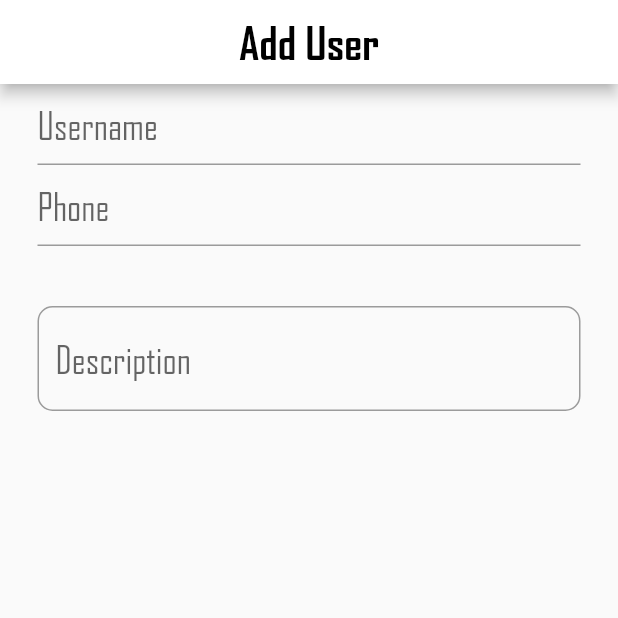
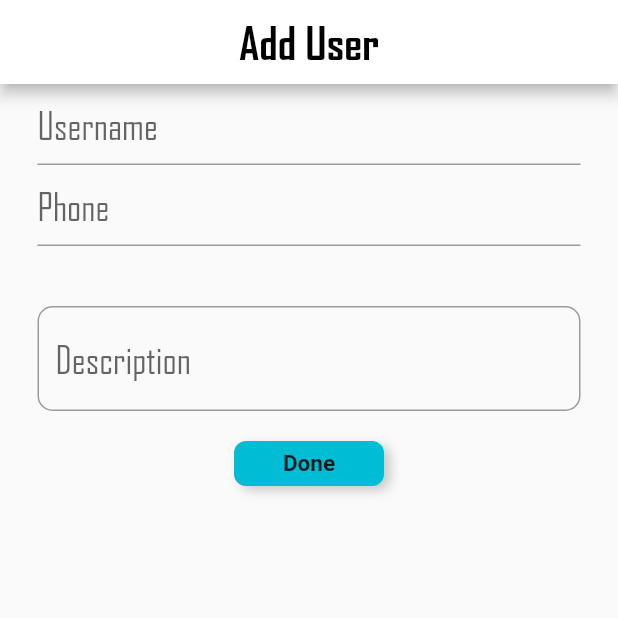
Before and after one commit to thinhle19/login_flutter, a Flutter app: the AddUserScreen screen opened by its route, on a phone screen of 412 x 824 dp, the top half of it. Run offline on Flutter 3.47's test engine with Material 2 defaults, Android fonts, the phone set to English and light mode, and no system bars.

```diff
--- a/lib/screens/add_user_screen.dart
+++ b/lib/screens/add_user_screen.dart
@@ -1,5 +1,8 @@
 import "package:flutter/material.dart";
+import 'package:login/models/user.dart';
+import 'package:login/models/user_model.dart';
 import 'package:login/widgets/my_text_field_item.dart';
+import 'package:provider/provider.dart';
 
 class AddUserScreen extends StatefulWidget {
   static const routeName = "/add-user";
@@ -9,6 +12,10 @@ class AddUserScreen extends StatefulWidget {
 }
 
 class _AddUserScreenState extends State<AddUserScreen> {
+  final nameController = TextEditingController();
+  final phoneController = TextEditingController();
+  final descriptionController = TextEditingController();
+
   @override
   Widget build(BuildContext context) {
     return SafeArea(
@@ -28,18 +35,21 @@ class _AddUserScreenState extends State<AddUserScreen> {
         ),
         body: SingleChildScrollView(
           child: Column(
-            mainAxisAlignment: MainAxisAlignment.center,
+            mainAxisSize: MainAxisSize.max,
             children: [
               MyTextFieldItem(
                 hintText: "Username",
+                controller: nameController,
               ),
               MyTextFieldItem(
                 hintText: "Phone",
                 keyboardType: TextInputType.phone,
+                controller: phoneController,
               ),
               Padding(
                 padding: const EdgeInsets.fromLTRB(25, 40, 25, 20),
                 child: TextField(
+                  controller: descriptionController,
                   expands: false,
                   maxLines: 5,
                   minLines: 1,
@@ -58,6 +68,44 @@ class _AddUserScreenState extends State<AddUserScreen> {
                   ),
                 ),
               ),
+              Container(
+                height: 30,
+                width: 100,
+                decoration: BoxDecoration(
+                  borderRadius: BorderRadius.circular(8),
+                  boxShadow: <BoxShadow>[
+                    BoxShadow(
+                      color: Colors.black.withOpacity(0.2),
+                      offset: Offset.fromDirection(0.6, 30 / 6),
+                      blurRadius: 6,
+                    ),
+                  ],
+                ),
+                child: FlatButton(
+                  child: FittedBox(
+                    child: Text(
+                      "Done",
+                      style:
+                          TextStyle(fontSize: 15, fontWeight: FontWeight.bold),
+                    ),
+                  ),
+                  shape: RoundedRectangleBorder(
+                    borderRadius: BorderRadius.circular(8),
+                  ),
+                  color: Colors.cyan,
+                  onPressed: () {
+                    Provider.of<UserModel>(context, listen: true).add(User(
+                      id: DateTime.now().toString(),
+                      fullBodyImageUrl: "assets/full-body.png",
+                      avatarUrl: "assets/avatar.jpg",
+                      description: descriptionController.text,
+                      phone: phoneController.text,
+                      name: nameController.text,
+                    ));
+                    Navigator.of(context).pop();
+                  },
+                ),
+              ),
             ],
           ),
         ),
--- a/lib/widgets/my_text_field_item.dart
+++ b/lib/widgets/my_text_field_item.dart
@@ -3,8 +3,13 @@ import "package:flutter/material.dart";
 class MyTextFieldItem extends StatefulWidget {
   final String hintText;
   final TextInputType keyboardType;
+  final TextEditingController controller;
 
-  MyTextFieldItem({this.hintText, this.keyboardType = TextInputType.text});
+  MyTextFieldItem({
+    this.hintText,
+    this.keyboardType = TextInputType.text,
+    this.controller,
+  });
 
   @override
   _MyTextFieldItemState createState() => _MyTextFieldItemState();
@@ -16,12 +21,10 @@ class _MyTextFieldItemState extends State<MyTextFieldItem> {
     return Padding(
       padding: const EdgeInsets.symmetric(horizontal: 25),
       child: TextField(
+        controller: widget.controller,
         keyboardType: widget.keyboardType,
         autofocus: false,
-        style: TextStyle(
-          fontSize: 25,
-          fontFamily: "Bodini"
-        ),
+        style: TextStyle(fontSize: 25, fontFamily: "Bodini"),
         decoration: InputDecoration(
           hintText: widget.hintText,
           hintStyle: TextStyle(
```
Also changed, not shown: lib/main.dart (+8 -5 lines), lib/screens/list_user_screen.dart (+14 -20 lines), lib/screens/user_detail_screen.dart (+9 -9 lines), lib/widgets/my_flat_button.dart (+12 -11 lines), lib/widgets/user_item.dart (+8 -14 lines), pubspec.lock.
